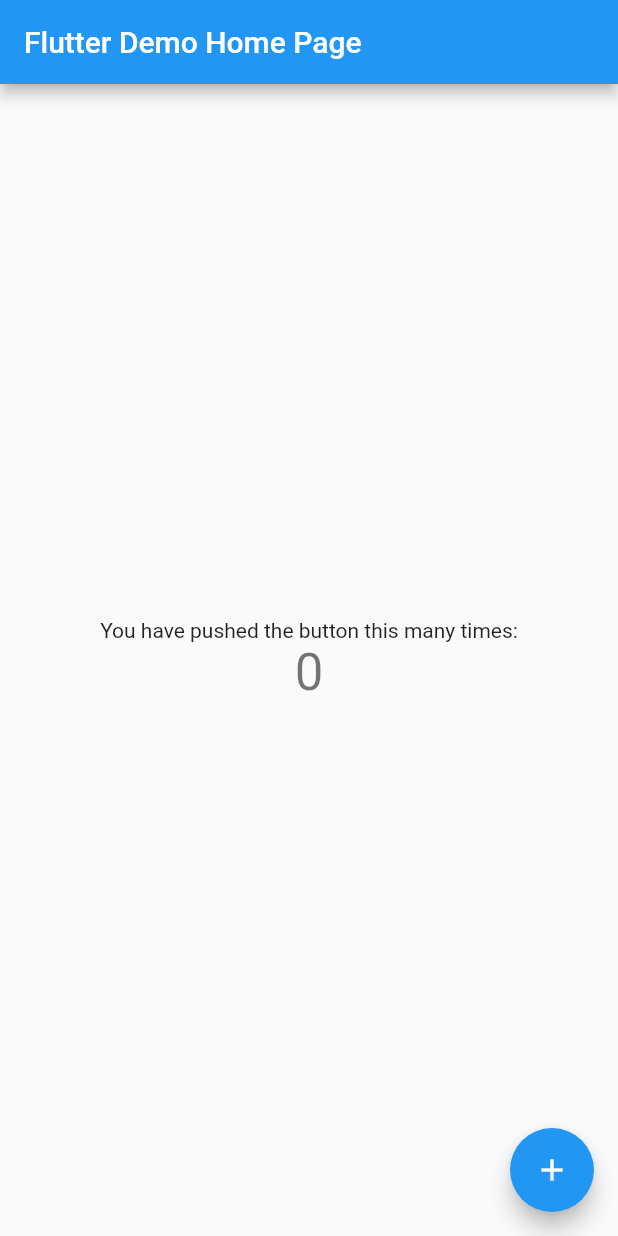
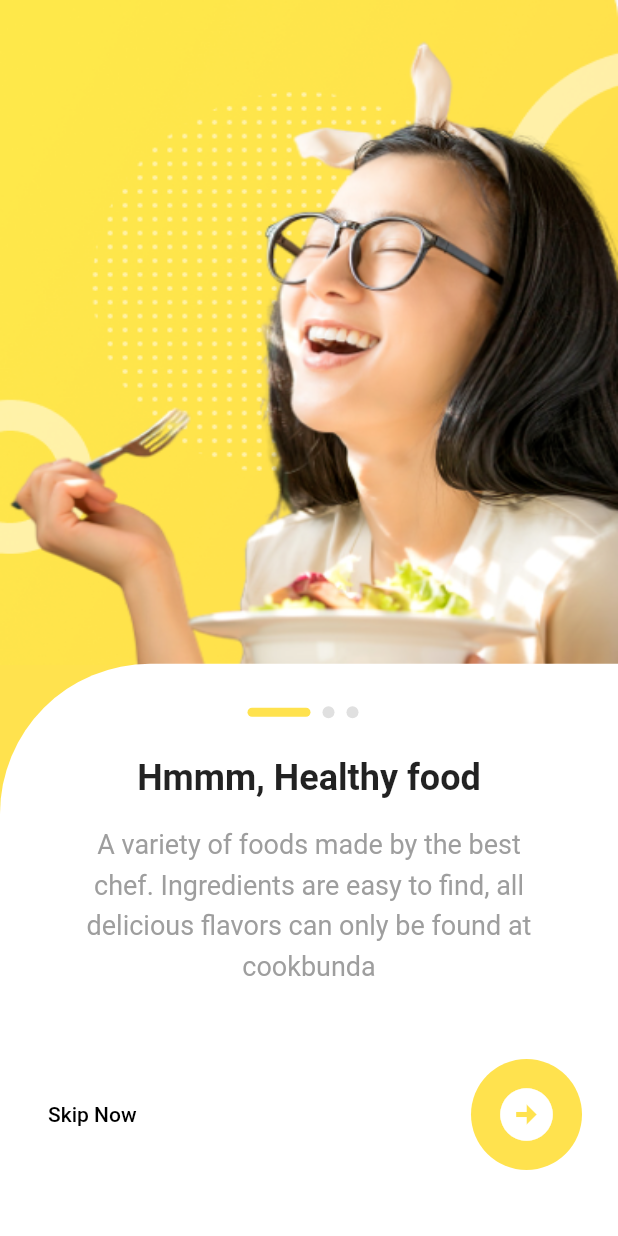
Before and after one commit to Faiz-rhm/Flutter_Intro, a Flutter app: the screen it shows after launch, on a phone screen of 412 x 824 dp. Run offline on Flutter 3.47's test engine with Material 2 defaults, Android fonts, the phone set to English and light mode, and no system bars.

Commit message:
Add intro screen asssets

```diff
--- /dev/null
+++ b/lib/intro_screen.dart
@@ -0,0 +1,233 @@
+import 'package:flutter/material.dart';
+
+class IntroScreen extends StatefulWidget {
+  const IntroScreen({super.key});
+
+  @override
+  State<IntroScreen> createState() => _IntroScreenState();
+}
+
+class _IntroScreenState extends State<IntroScreen> {
+
+  final PageController _pageController = PageController();
+
+  int _activePage = 0;
+
+  void onNextPage() {
+    if (_activePage < _pages.length - 1) {
+      _pageController.nextPage(duration: const Duration(milliseconds: 500), curve: Curves.linear);
+    }
+  }
+
+ final List<Map<String, dynamic>> _pages = [
+  {
+    'color': '#ffe24e',
+    'title': 'Hmmm, Healthy food',
+    'image': 'assets/images/image1.png',
+    'description': "A variety of foods made by the best chef. Ingredients are easy to find, all delicious flavors can only be found at cookbunda",
+    'skip': true
+  },
+  {
+    'color': '#a3e4f1',
+    'title': 'Fresh Drinks, Stay Fresh',
+    'image': 'assets/images/image2.png',
+    'description': 'Not all food, we provide clear healthy drink options for you. Fresh taste always accompanies you',
+    'skip': true
+  },
+  {
+    'color': '#31b77a',
+    'title': 'Let\'s Cooking',
+    'image': 'assets/images/image3.png',
+    'description': 'Are you ready to make a dish for your friends or family? create an account and cooks',
+    'skip': false
+  },
+];
+
+
+  @override
+  Widget build(BuildContext context) {
+    return Scaffold(
+      body: Stack(
+        children: [
+          PageView.builder(
+            controller: _pageController,
+            itemCount: _pages.length,
+            onPageChanged: (int page) {
+              setState(() {
+                _activePage = page;
+              });
+            },
+            itemBuilder: (BuildContext context, int index) {
+              return  IntroWidget(
+                color: _pages[index]['color']!,
+                title: _pages[index]['title']!,
+                description: _pages[index]['description']!,
+                image: _pages[index]['image']!,
+                skip: _pages[index]['skip']!,
+                onTap: onNextPage
+              );
+            }
+          ),
+          Positioned(
+            top: MediaQuery.of(context).size.height / 1.75,
+            right: 0,
+            left: 0,
+            child: Column(
+              children: [
+                Row(
+                  mainAxisAlignment: MainAxisAlignment.center,
+                  children: _buildIndicator(),
+                ),
+              ],
+            ),
+          ),
+        ],
+      ),
+    );
+  }
+
+  Widget _indicatorTrue() {
+    final String color;
+    if(_activePage == 0){
+      color = '#ffe24e';
+    } else if(_activePage == 1){
+      color = '#a3e4f1';
+    }else {
+      color = '#31b77a';
+    }
+
+    return AnimatedContainer(
+      duration: const Duration(milliseconds: 300),
+      height: 6,
+      width: 42,
+      margin: const EdgeInsets.only(right: 8),
+      decoration: BoxDecoration(
+        borderRadius: BorderRadius.circular(50),
+        color: hexToColor(color),
+      ),
+    );
+  }
+
+  Widget _indicatorFalse() {
+    return AnimatedContainer(
+      duration: const Duration(milliseconds: 300),
+      height: 8,
+      width: 8,
+      margin: const EdgeInsets.only(right: 8),
+      decoration: BoxDecoration(
+        borderRadius: BorderRadius.circular(50),
+        color: Colors.grey.shade300,
+      ),
+    );
+  }
+
+  List<Widget> _buildIndicator() {
+    final indicators = <Widget>[];
+    for(var i = 0; i < _pages.length; i++) {
+      if (_activePage == i) {
+        indicators.add(_indicatorTrue());
+      } else {
+        indicators.add(_indicatorFalse());
+      }
+    }
+
+    return indicators;
+  }
+}
+
+class IntroWidget extends StatelessWidget {
+  const IntroWidget({super.key, required this.color, required this.title, required this.description, required this.skip, required this.image, required this.onTap});
+
+  final String color;
+  final String title;
+  final String description;
+  final bool skip;
+  final String image;
+  final VoidCallback onTap;
+
+  @override
+  Widget build(BuildContext context) {
+    return ColoredBox(
+      color: hexToColor(color),
+      child: Stack(children: [
+        Container(
+          height: MediaQuery.of(context).size.height / 1.86,
+          decoration: BoxDecoration(
+            image: DecorationImage(
+              image: AssetImage(image),
+              fit: BoxFit.fill,
+            ),
+          ),
+        ),
+        Positioned(
+          bottom: 0,
+          right: 0,
+          left: 0,
+          child: Container(
+            height: MediaQuery.of(context).size.height / 2.16,
+            decoration: const BoxDecoration(
+              color: Colors.white,
+              borderRadius: BorderRadius.only(
+                topLeft: Radius.circular(100),
+              ),
+            ),
+            child: Padding(
+              padding: const EdgeInsets.symmetric(horizontal: 45),
+              child: Column(
+                children: [
+                  const SizedBox(height: 62,),
+                  Text(title, style: const TextStyle(fontSize: 24, fontWeight: FontWeight.bold),),
+                  const SizedBox(height: 16,),
+                  Text(description, style: const TextStyle(fontSize: 18, height: 1.5, color: Colors.grey), textAlign: TextAlign.center,)
+                ],
+              ),
+            ),
+          ),
+        ),
+        Positioned(
+          bottom: 20,
+          right: 0,
+          left: 0,
+          child: Padding(
+            padding: const EdgeInsets.all(24),
+            child: skip
+            ? Row(
+              mainAxisAlignment: MainAxisAlignment.spaceBetween,
+              children: [
+                TextButton(
+                  onPressed : () {},
+                  child: const Text('Skip Now', style: TextStyle(color: Colors.black),),
+                ),
+                GestureDetector(
+                  onTap: onTap,
+                  child: Container(
+                    padding: const EdgeInsets.all(16),
+                    decoration: BoxDecoration(
+                      color: hexToColor(color),
+                      borderRadius: BorderRadius.circular(50),
+                    ),
+                    child: const Icon(Icons.arrow_circle_right, color: Colors.white, size: 42,),
+                  ),
+                )
+              ],)
+            : SizedBox(
+              height: 46,
+              child: MaterialButton(
+                color: hexToColor(color),
+                shape: RoundedRectangleBorder(borderRadius: BorderRadius.circular(8)),
+                onPressed: () {},
+                child: const Text('Get Started', style: TextStyle(color: Colors.white,),),
+              ),
+            )
+          ),
+        ),
+      ],),
+    );
+  }
+}
+
+Color hexToColor(String hex) {
+  assert(RegExp(r'^#([0-9a-fA-F]{6})|([0-9a-fA-F]{8})$').hasMatch(hex));
+
+  return Color(int.parse(hex.substring(1), radix: 16) + (hex.length == 7 ? 0xFF000000 : 0x00000000));
+}
--- a/lib/main.dart
+++ b/lib/main.dart
@@ -1,4 +1,5 @@
 import 'package:flutter/material.dart';
+import 'package:intro/intro_screen.dart';
 
 void main() {
   runApp(const MyApp());
@@ -11,7 +12,8 @@
   @override
   Widget build(BuildContext context) {
     return MaterialApp(
-      title: 'Flutter Demo',
+      debugShowCheckedModeBanner: false,
+      title: 'Flutter Intro',
       theme: ThemeData(
         // This is the theme of your application.
         //
@@ -24,92 +26,7 @@
         // is not restarted.
         primarySwatch: Colors.blue,
       ),
-      home: const MyHomePage(title: 'Flutter Demo Home Page'),
+      home: const IntroScreen(),
     );
   }
 }
-
-class MyHomePage extends StatefulWidget {
-  const MyHomePage({super.key, required this.title});
-
-  // This widget is the home page of your application. It is stateful, meaning
-  // that it has a State object (defined below) that contains fields that affect
-  // how it looks.
-
-  // This class is the configuration for the state. It holds the values (in this
-  // case the title) provided by the parent (in this case the App widget) and
-  // used by the build method of the State. Fields in a Widget subclass are
-  // always marked "final".
-
-  final String title;
-
-  @override
-  State<MyHomePage> createState() => _MyHomePageState();
-}
-
-class _MyHomePageState extends State<MyHomePage> {
-  int _counter = 0;
-
-  void _incrementCounter() {
-    setState(() {
-      // This call to setState tells the Flutter framework that something has
-      // changed in this State, which causes it to rerun the build method below
-      // so that the display can reflect the updated values. If we changed
-      // _counter without calling setState(), then the build method would not be
-      // called again, and so nothing would appear to happen.
-      _counter++;
-    });
-  }
-
-  @override
-  Widget build(BuildContext context) {
-    // This method is rerun every time setState is called, for instance as done
-    // by the _incrementCounter method above.
-    //
-    // The Flutter framework has been optimized to make rerunning build methods
-    // fast, so that you can just rebuild anything that needs updating rather
-    // than having to individually change instances of widgets.
-    return Scaffold(
-      appBar: AppBar(
-        // Here we take the value from the MyHomePage object that was created by
-        // the App.build method, and use it to set our appbar title.
-        title: Text(widget.title),
-      ),
-      body: Center(
-        // Center is a layout widget. It takes a single child and positions it
-        // in the middle of the parent.
-        child: Column(
-          // Column is also a layout widget. It takes a list of children and
-          // arranges them vertically. By default, it sizes itself to fit its
-          // children horizontally, and tries to be as tall as its parent.
-          //
-          // Invoke "debug painting" (press "p" in the console, choose the
-          // "Toggle Debug Paint" action from the Flutter Inspector in Android
-          // Studio, or the "Toggle Debug Paint" command in Visual Studio Code)
-          // to see the wireframe for each widget.
-          //
-          // Column has various properties to control how it sizes itself and
-          // how it positions its children. Here we use mainAxisAlignment to
-          // center the children vertically; the main axis here is the vertical
-          // axis because Columns are vertical (the cross axis would be
-          // horizontal).
-          mainAxisAlignment: MainAxisAlignment.center,
-          children: <Widget>[
-            const Text(
-              'You have pushed the button this many times:',
-            ),
-            Text(
-              '$_counter',
-              style: Theme.of(context).textTheme.headline4,
-            ),
-          ],
-        ),
-      ),
-      floatingActionButton: FloatingActionButton(
-        onPressed: _incrementCounter,
-        tooltip: 'Increment',
-        child: const Icon(Icons.add),
-      ), // This trailing comma makes auto-formatting nicer for build methods.
-    );
-  }
-}
--- a/pubspec.yaml
+++ b/pubspec.yaml
@@ -60,9 +60,8 @@
   uses-material-design: true
 
   # To add assets to your application, add an assets section, like this:
-  # assets:
-  #   - images/a_dot_burr.jpeg
-  #   - images/a_dot_ham.jpeg
+  assets:
+    - assets/images/
 
   # An image asset can refer to one or more resolution-specific "variants", see
   # https://flutter.dev/assets-and-images/#resolution-aware
```
Also changed, not shown: assets/images/image1.png (added), assets/images/image2.png (added), assets/images/image3.png (added).
